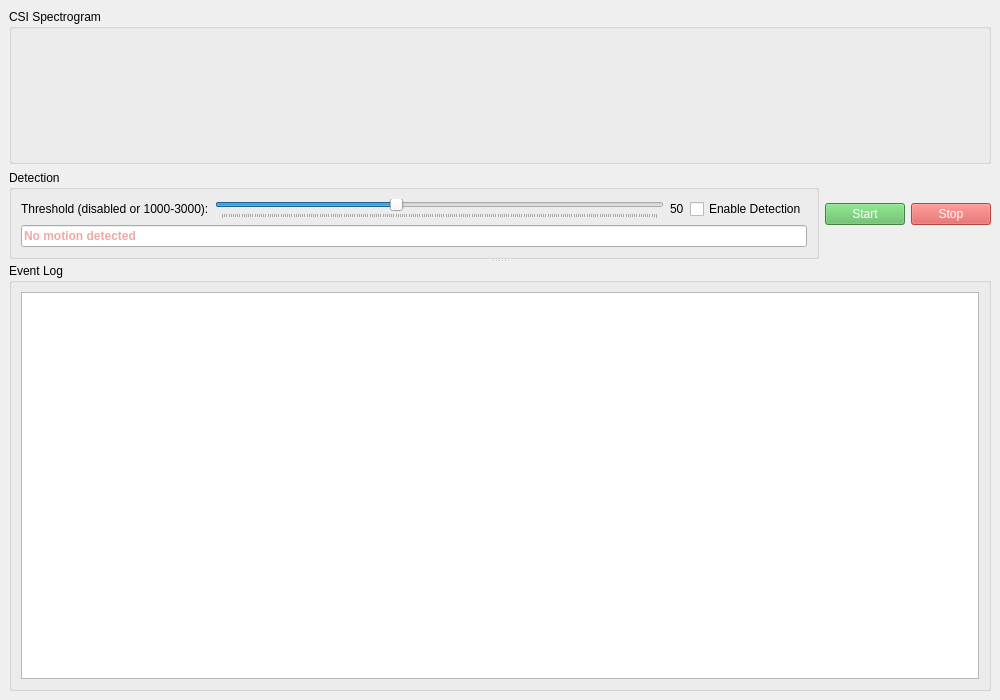
The window that gui/main_window.ui (Douangmanivong/CSI_app) describes before a commit, drawn with Qt 5.
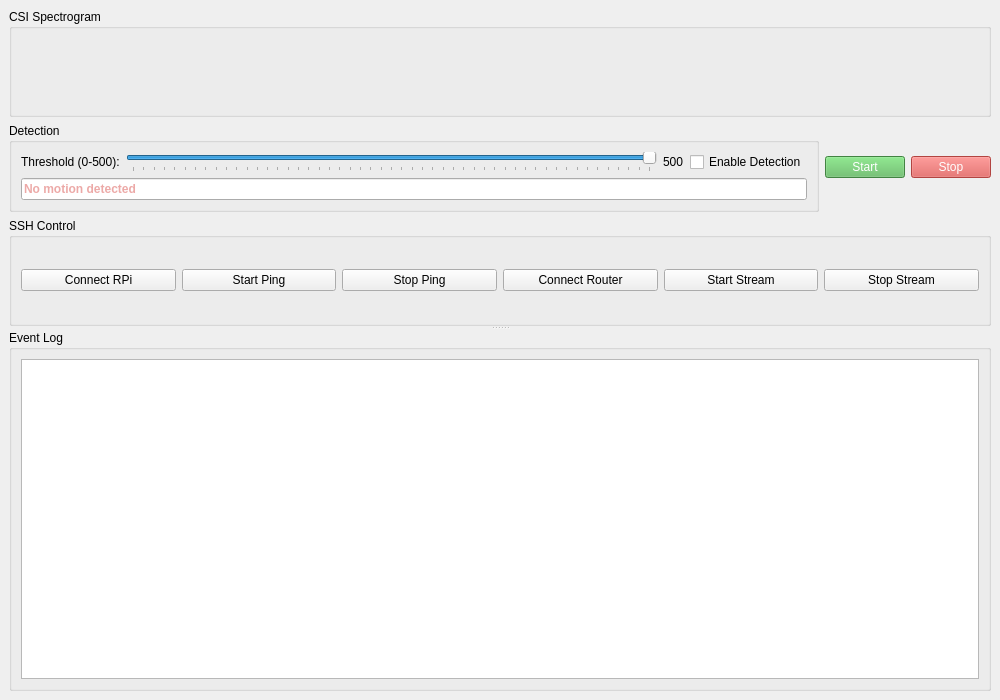
The same window after the commit.

Commit message: remote control

```diff
--- a/gui/main_window.ui
+++ b/gui/main_window.ui
@@ -44,20 +44,20 @@
              <item row="0" column="0">
               <widget class="QLabel" name="thresholdLabel">
                <property name="text">
-                <string>Threshold (disabled or 1000-3000):</string>
+                <string>Threshold (0-500):</string>
                </property>
               </widget>
              </item>
              <item row="0" column="1">
               <widget class="QSlider" name="thresholdSlider">
                <property name="minimum">
-                <number>1000</number>
+                <number>0</number>
                </property>
                <property name="maximum">
-                <number>3000</number>
+                <number>500</number>
                </property>
                <property name="value">
-                <number>1800</number>
+                <number>500</number>
                </property>
                <property name="orientation">
                 <enum>Qt::Horizontal</enum>
@@ -73,7 +73,7 @@
              <item row="0" column="2">
               <widget class="QLabel" name="thresholdValueLabel">
                <property name="text">
-                <string>50</string>
+                <string>500</string>
                </property>
                <property name="minimumWidth">
                 <number>30</number>
@@ -144,6 +144,57 @@
           </item>
          </layout>
         </item>
+        <item>
+         <widget class="QGroupBox" name="sshControlGroupBox">
+          <property name="title">
+           <string>SSH Control</string>
+          </property>
+          <layout class="QHBoxLayout" name="sshButtonLayout">
+           <item>
+            <widget class="QPushButton" name="rpiConnectButton">
+             <property name="text">
+              <string>Connect RPi</string>
+             </property>
+            </widget>
+           </item>
+           <item>
+            <widget class="QPushButton" name="rpiStartPingButton">
+             <property name="text">
+              <string>Start Ping</string>
+             </property>
+            </widget>
+           </item>
+           <item>
+            <widget class="QPushButton" name="rpiStopPingButton">
+             <property name="text">
+              <string>Stop Ping</string>
+             </property>
+            </widget>
+           </item>
+           <item>
+            <widget class="QPushButton" name="routerConnectButton">
+             <property name="text">
+              <string>Connect Router</string>
+             </property>
+            </widget>
+           </item>
+           <item>
+            <widget class="QPushButton" name="routerStartStreamButton">
+             <property name="text">
+              <string>Start Stream</string>
+             </property>
+            </widget>
+           </item>
+           <item>
+            <widget class="QPushButton" name="routerStopStreamButton">
+             <property name="text">
+              <string>Stop Stream</string>
+             </property>
+            </widget>
+           </item>
+          </layout>
+         </widget>
+        </item>
        </layout>
       </widget>
       <widget class="QGroupBox" name="logGroupBox">
```
The commit also changes 28 other files.
